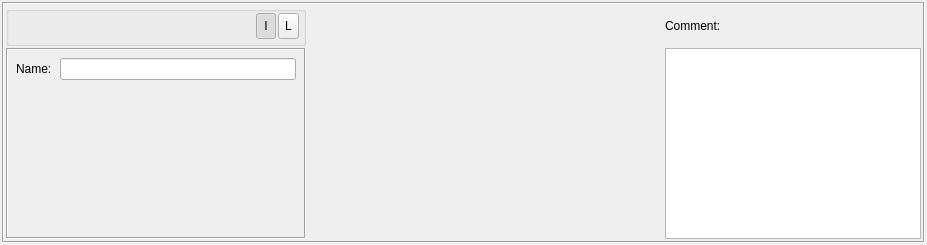
Before: the Qt Designer form src/gui/groupobjectdialog_q.ui in fwbuilder/fwbuilder, drawn with Qt 5.
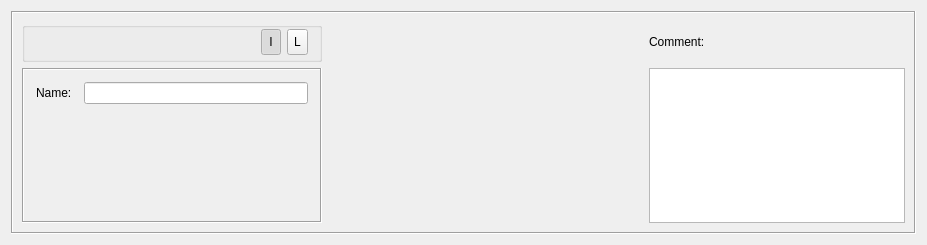
After: the same form once the commit is applied.

Commit message: See #501 Finally cleaned up dialog layout for all object dialogs. Had to remove default margin and spacing in the "form setting" for each dialog

```diff
--- a/src/gui/groupobjectdialog_q.ui
+++ b/src/gui/groupobjectdialog_q.ui
@@ -21,19 +21,8 @@
   <property name="windowTitle" >
    <string>Group</string>
   </property>
-  <layout class="QGridLayout" >
-   <property name="margin" >
-    <number>2</number>
-   </property>
-   <property name="spacing" >
-    <number>-1</number>
-   </property>
+  <layout class="QGridLayout" name="gridLayout" >
    <item row="0" column="0" >
-    <layout class="QVBoxLayout" >
-     <property name="spacing" >
-      <number>0</number>
-     </property>
-     <item>
       <widget class="QFrame" name="frame16" >
        <property name="sizePolicy" >
         <sizepolicy vsizetype="Expanding" hsizetype="Expanding" >
@@ -202,10 +191,10 @@
           </property>
           <layout class="QGridLayout" >
            <property name="margin" >
-            <number>8</number>
+          <number>12</number>
            </property>
            <property name="spacing" >
-            <number>8</number>
+          <number>12</number>
            </property>
            <item row="2" column="1" >
             <spacer>
@@ -278,10 +267,7 @@
       </widget>
      </item>
     </layout>
-   </item>
-  </layout>
  </widget>
- <layoutdefault spacing="2" margin="2" />
  <tabstops>
   <tabstop>obj_name</tabstop>
   <tabstop>comment</tabstop>
```
Lines whose indentation alone changed are shown as unchanged. The commit also changes 30 other files.
